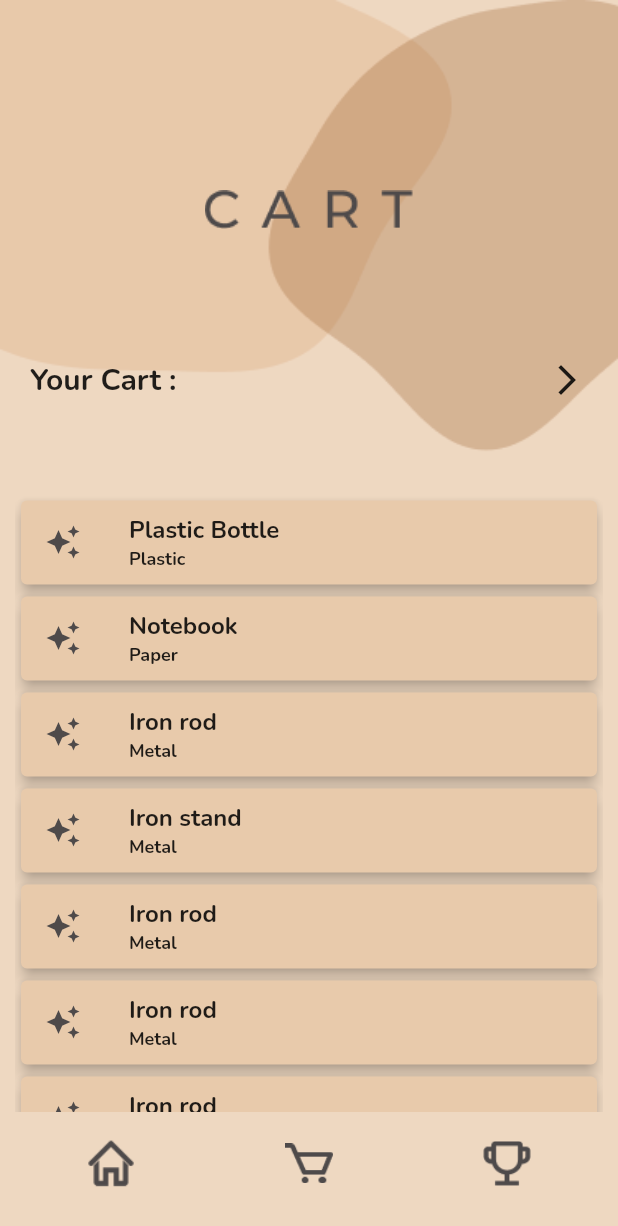
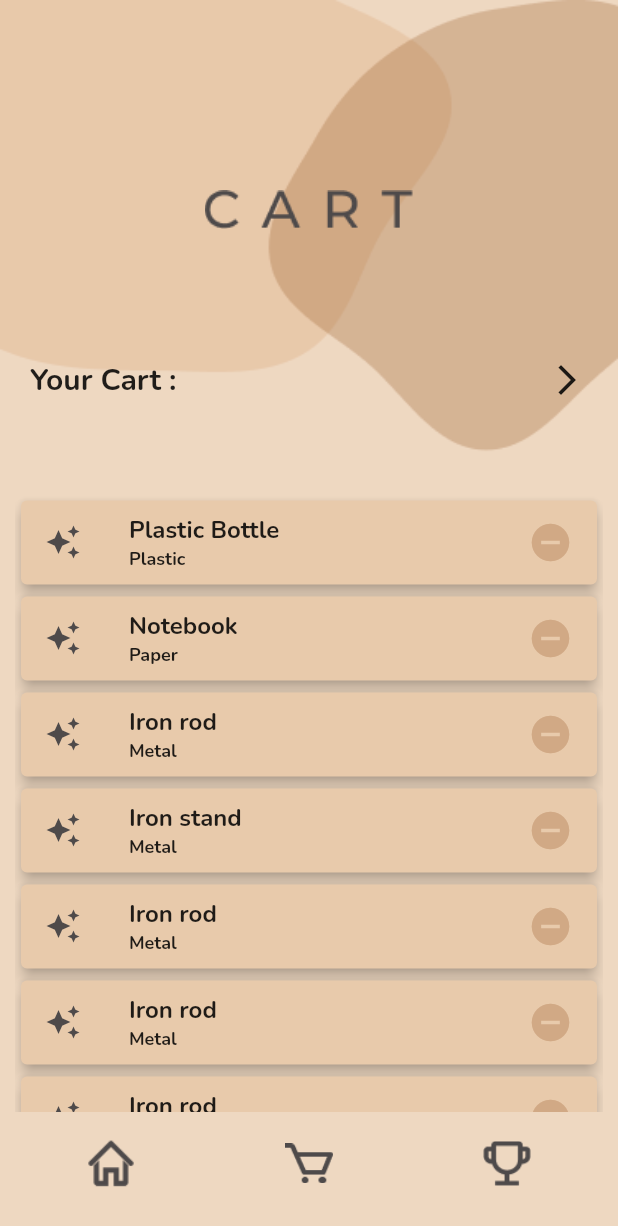
Before and after one commit to Gaurisha21/Viraan_Waste_Management_Project, a Flutter app: the Cart screen opened directly, on a phone screen of 412 x 824 dp. Shown: the top 1226 px of the screen. Run offline on Flutter 3.47's test engine with Material 2 defaults, Android fonts, the phone set to English and light mode, and no system bars; our stand-ins replace flutter_spinkit, image_picker; missing offline and left inert: flutter_cart, tflite.

Commit message:
kar diya

```diff
--- /dev/null
+++ b/viraan/assets/labels.txt
@@ -0,0 +1,5 @@
+compost
+glass
+metal
+paper
+plastic
--- a/viraan/lib/CartBody.dart
+++ b/viraan/lib/CartBody.dart
@@ -159,13 +159,13 @@ class CartItems extends StatelessWidget {
                         ),
                       ],
                     ),
-                    // trailing: GestureDetector(
-                    //   child: Icon(
-                    //     Icons.remove_circle,
-                    //     color: Color(0xFFD1A985),
-                    //     size: 30.0,
-                    //   ),
-                    // ),
+                    trailing: GestureDetector(
+                      child: Icon(
+                        Icons.remove_circle,
+                        color: Color(0xFFD1A985),
+                        size: 30.0,
+                      ),
+                    ),
                   ),
                 ),
                 Card(
@@ -192,13 +192,13 @@ class CartItems extends StatelessWidget {
                         ),
                       ],
                     ),
-                    // trailing: GestureDetector(
-                    //   child: Icon(
-                    //     Icons.remove_circle,
-                    //     color: Color(0xFFD1A985),
-                    //     size: 30.0,
-                    //   ),
-                    // ),
+                    trailing: GestureDetector(
+                      child: Icon(
+                        Icons.remove_circle,
+                        color: Color(0xFFD1A985),
+                        size: 30.0,
+                      ),
+                    ),
                   ),
                 ),
                 Card(
@@ -225,13 +225,13 @@ class CartItems extends StatelessWidget {
                         ),
                       ],
                     ),
-                    // trailing: GestureDetector(
-                    //   child: Icon(
-                    //     Icons.remove_circle,
-                    //     color: Color(0xFFD1A985),
-                    //     size: 30.0,
-                    //   ),
-                    // ),
+                    trailing: GestureDetector(
+                      child: Icon(
+                        Icons.remove_circle,
+                        color: Color(0xFFD1A985),
+                        size: 30.0,
+                      ),
+                    ),
                   ),
                 ),
                 Card(
@@ -258,13 +258,13 @@ class CartItems extends StatelessWidget {
                         ),
                       ],
                     ),
-                    // trailing: GestureDetector(
-                    //   child: Icon(
-                    //     Icons.remove_circle,
-                    //     color: Color(0xFFD1A985),
-                    //     size: 30.0,
-                    //   ),
-                    // ),
+                    trailing: GestureDetector(
+                      child: Icon(
+                        Icons.remove_circle,
+                        color: Color(0xFFD1A985),
+                        size: 30.0,
+                      ),
+                    ),
                   ),
                 ),
                 Card(
@@ -291,13 +291,13 @@ class CartItems extends StatelessWidget {
                         ),
                       ],
                     ),
-                    // trailing: GestureDetector(
-                    //   child: Icon(
-                    //     Icons.remove_circle,
-                    //     color: Color(0xFFD1A985),
-                    //     size: 30.0,
-                    //   ),
-                    // ),
+                    trailing: GestureDetector(
+                      child: Icon(
+                        Icons.remove_circle,
+                        color: Color(0xFFD1A985),
+                        size: 30.0,
+                      ),
+                    ),
                   ),
                 ),
                 Card(
@@ -324,13 +324,13 @@ class CartItems extends StatelessWidget {
                         ),
                       ],
                     ),
-                    // trailing: GestureDetector(
-                    //   child: Icon(
-                    //     Icons.remove_circle,
-                    //     color: Color(0xFFD1A985),
-                    //     size: 30.0,
-                    //   ),
-                    // ),
+                    trailing: GestureDetector(
+                      child: Icon(
+                        Icons.remove_circle,
+                        color: Color(0xFFD1A985),
+                        size: 30.0,
+                      ),
+                    ),
                   ),
                 ),
                 Card(
@@ -357,13 +357,13 @@ class CartItems extends StatelessWidget {
                         ),
                       ],
                     ),
-                    // trailing: GestureDetector(
-                    //   child: Icon(
-                    //     Icons.remove_circle,
-                    //     color: Color(0xFFD1A985),
-                    //     size: 30.0,
-                    //   ),
-                    // ),
+                    trailing: GestureDetector(
+                      child: Icon(
+                        Icons.remove_circle,
+                        color: Color(0xFFD1A985),
+                        size: 30.0,
+                      ),
+                    ),
                   ),
                 ),
                 Card(
--- a/viraan/pubspec.yaml
+++ b/viraan/pubspec.yaml
@@ -31,6 +31,7 @@ dependencies:
   flutter_spinkit: ^4.1.2
   image_picker: ^0.6.6+5
   flutter_cart: ^0.0.5+1
+  tflite: ^1.1.2
 
 dev_dependencies:
   flutter_test:
@@ -51,6 +52,7 @@ flutter:
   assets:
      - assets/images/
      - assets/icons/
+     - assets/
   #   - images/a_dot_ham.jpeg
 
   # An image asset can refer to one or more resolution-specific "variants", see
```
Also changed, not shown: viraan/lib/LoadingBody.dart (+18 -7 lines), viraan/lib/SellWasteBody.dart (+36 -3 lines), viraan/lib/WatchYourWasteBody.dart (+106 -9 lines), viraan/pubspec.lock, 2 other files.
